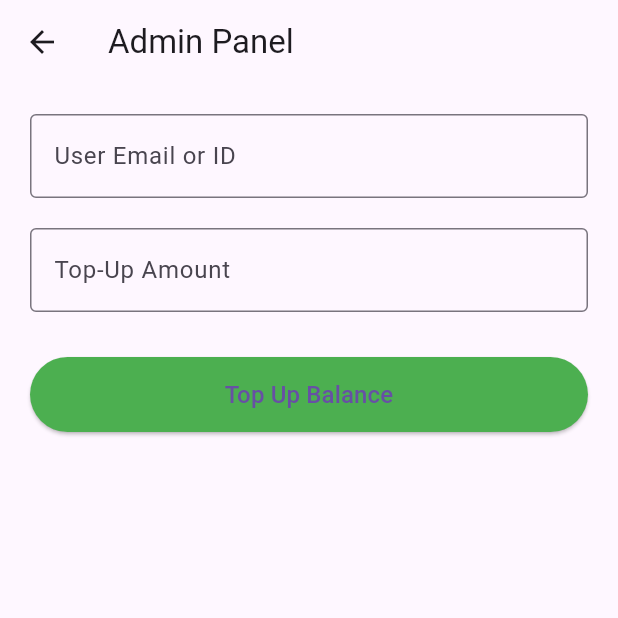
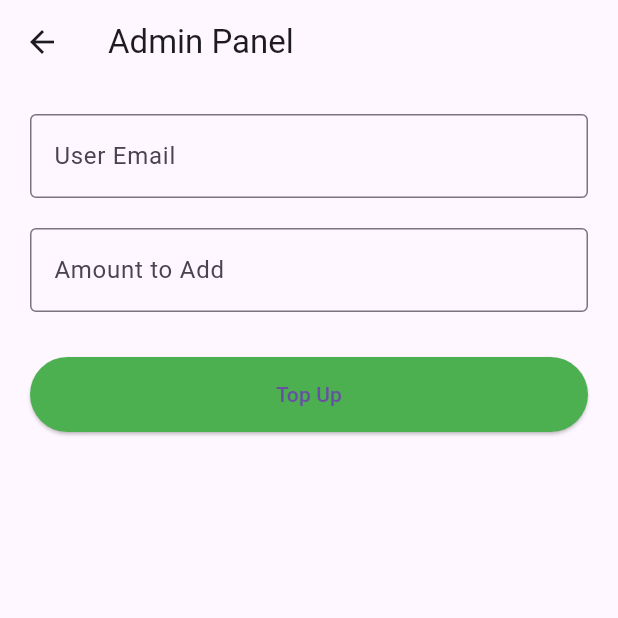
Before and after one commit to scoresss/Opay-Clone, a Flutter app: the AdminScreen screen opened directly, on a phone screen of 412 x 824 dp, the top half of it. Run offline on Flutter 3.47's test engine with Material 3 defaults, Android fonts, the phone set to English and light mode, and no system bars; our stand-ins replace cloud_firestore, firebase_auth, firebase_core, fluttertoast; missing offline and left inert: opay_clone; accounts and stored records are empty; statements that could not run were skipped.

Commit message:
Update admin_screen.dart

```diff
--- a/lib/screens/admin_screen.dart
+++ b/lib/screens/admin_screen.dart
@@ -1,8 +1,10 @@
 import 'package:flutter/material.dart';
+import 'package:cloud_firestore/cloud_firestore.dart';
 import 'package:fluttertoast/fluttertoast.dart';
+import '../services/firestore_service.dart';
 
 class AdminScreen extends StatefulWidget {
-  const AdminScreen({super.key});
+  const AdminScreen({Key? key}) : super(key: key);
 
   @override
   State<AdminScreen> createState() => _AdminScreenState();
@@ -10,19 +12,46 @@ class AdminScreen extends StatefulWidget {
 
 class _AdminScreenState extends State<AdminScreen> {
   final _formKey = GlobalKey<FormState>();
+  final TextEditingController _emailController = TextEditingController();
   final TextEditingController _amountController = TextEditingController();
-  final TextEditingController _userIdController = TextEditingController();
+  bool _loading = false;
 
-  void _topUpBalance() {
+  Future<void> _topUpBalance() async {
     if (_formKey.currentState!.validate()) {
-      Fluttertoast.showToast(
-        msg: '₦${_amountController.text} added to ${_userIdController.text} balance.',
-        toastLength: Toast.LENGTH_SHORT,
-        gravity: ToastGravity.BOTTOM,
-      );
+      setState(() => _loading = true);
 
+      try {
+        final email = _emailController.text.trim();
+        final amount = double.parse(_amountController.text.trim());
+
+        // Find the user by email
+        final userQuery = await FirebaseFirestore.instance
+            .collection('users')
+            .where('email', isEqualTo: email)
+            .get();
+
+        if (userQuery.docs.isEmpty) {
+          Fluttertoast.showToast(msg: 'User not found');
+          return;
+        }
+
+        final userDoc = userQuery.docs.first;
+        final uid = userDoc.id;
+        final currentBalance = (userDoc['balance'] ?? 0).toDouble();
+
+        final newBalance = currentBalance + amount;
+
+        // Update balance using the service
+        await FirestoreService().updateBalance(uid, newBalance);
+
+        Fluttertoast.showToast(msg: '₦$amount added to $email');
+        _emailController.clear();
         _amountController.clear();
-      _userIdController.clear();
+      } catch (e) {
+        Fluttertoast.showToast(msg: 'Error: ${e.toString()}');
+      } finally {
+        setState(() => _loading = false);
+      }
     }
   }
 
@@ -37,33 +66,40 @@ class _AdminScreenState extends State<AdminScreen> {
           child: Column(
             children: [
               TextFormField(
-                controller: _userIdController,
+                controller: _emailController,
                 decoration: const InputDecoration(
-                  labelText: 'User Email or ID',
+                  labelText: 'User Email',
                   border: OutlineInputBorder(),
                 ),
-                validator: (value) =>
-                    value == null || value.isEmpty ? 'Enter user ID' : null,
+                validator: (val) =>
+                    val == null || val.isEmpty ? 'Enter email' : null,
               ),
               const SizedBox(height: 20),
               TextFormField(
                 controller: _amountController,
                 keyboardType: TextInputType.number,
                 decoration: const InputDecoration(
-                  labelText: 'Top-Up Amount',
+                  labelText: 'Amount to Add',
                   border: OutlineInputBorder(),
                 ),
-                validator: (value) =>
-                    value == null || value.isEmpty ? 'Enter amount' : null,
+                validator: (val) {
+                  if (val == null || val.isEmpty) return 'Enter amount';
+                  if (double.tryParse(val) == null || double.parse(val) <= 0) {
+                    return 'Enter valid amount';
+                  }
+                  return null;
+                },
               ),
               const SizedBox(height: 30),
-              ElevatedButton(
+              _loading
+                  ? const CircularProgressIndicator()
+                  : ElevatedButton(
                       onPressed: _topUpBalance,
                       style: ElevatedButton.styleFrom(
+                        minimumSize: const Size.fromHeight(50),
                         backgroundColor: Colors.green,
-                  minimumSize: const Size.fromHeight(50),
                       ),
-                child: const Text('Top Up Balance', style: TextStyle(fontSize: 16)),
+                      child: const Text('Top Up'),
                     ),
             ],
           ),
```
Lines whose indentation alone changed are shown as unchanged.
